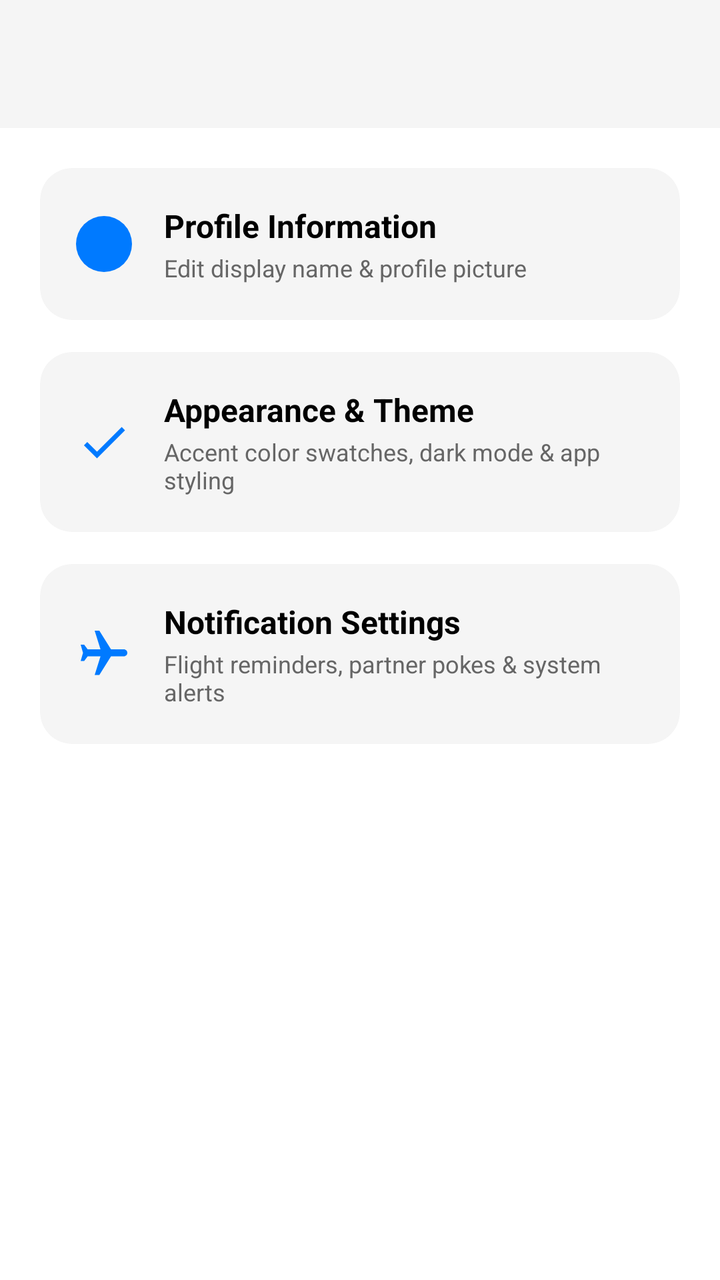
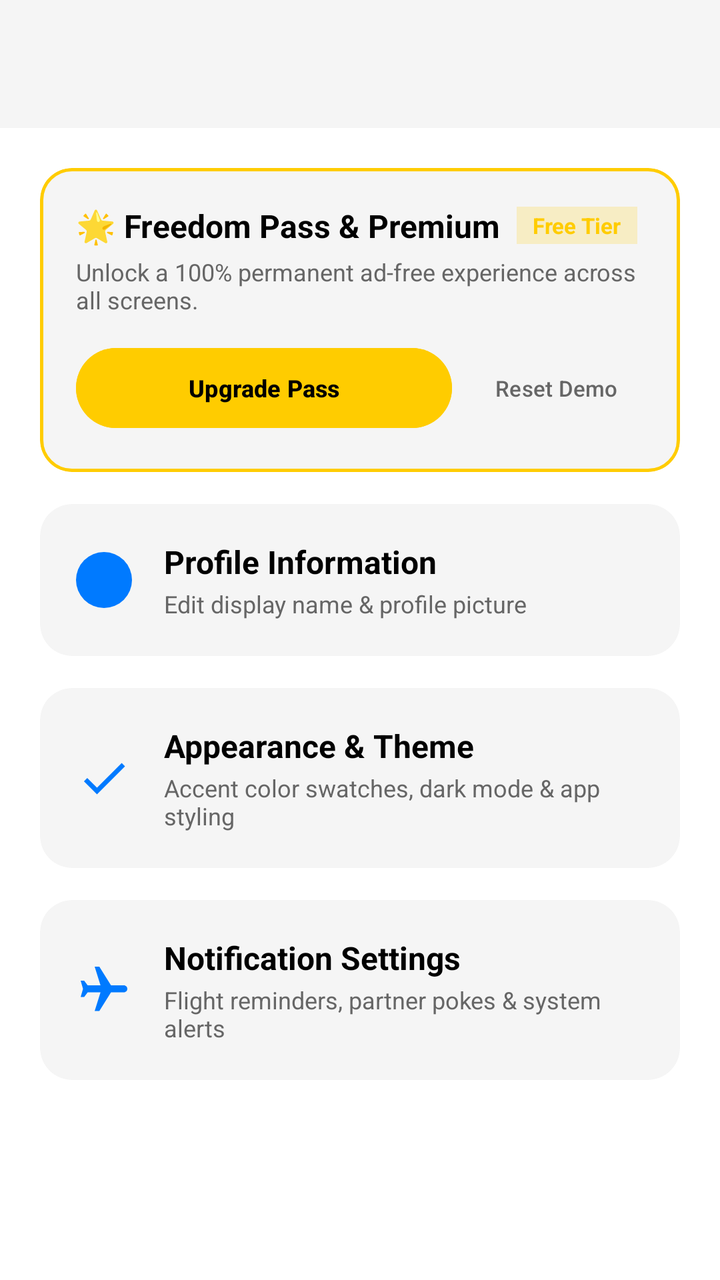

Two renders of the same Android screen: before a commit and after it. Below are the layout's source before the change and the commit's diff.
<!-- AndroidManifest.xml: application theme Theme.ProjectCecily -->
<!-- res/layout/activity_settings.xml -->
<?xml version="1.0" encoding="utf-8"?>
<androidx.constraintlayout.widget.ConstraintLayout xmlns:android="http://schemas.android.com/apk/res/android"
    xmlns:app="http://schemas.android.com/apk/res-auto"
    android:layout_width="match_parent"
    android:layout_height="match_parent"
    android:background="@color/app_background">

    
    <com.google.android.material.appbar.AppBarLayout
        android:id="@+id/appBarLayout"
        android:layout_width="match_parent"
        android:layout_height="wrap_content"
        android:fitsSystemWindows="true"
        app:elevation="4dp"
        app:layout_constraintEnd_toEndOf="parent"
        app:layout_constraintStart_toStartOf="parent"
        app:layout_constraintTop_toTopOf="parent">

        <com.google.android.material.appbar.MaterialToolbar
            android:id="@+id/toolbar"
            android:layout_width="match_parent"
            android:layout_height="?attr/actionBarSize"
            android:background="@color/card_background" />
    </com.google.android.material.appbar.AppBarLayout>

    <ScrollView
        android:id="@+id/settings_scroll"
        android:layout_width="0dp"
        android:layout_height="0dp"
        app:layout_constraintBottom_toBottomOf="parent"
        app:layout_constraintEnd_toEndOf="parent"
        app:layout_constraintStart_toStartOf="parent"
        app:layout_constraintTop_toBottomOf="@id/appBarLayout">

        <LinearLayout
            android:layout_width="match_parent"
            android:layout_height="wrap_content"
            android:orientation="vertical"
            android:padding="20dp">

            
            <com.google.android.material.card.MaterialCardView
                android:id="@+id/cardProfileSettings"
                android:layout_width="match_parent"
                android:layout_height="wrap_content"
                android:layout_marginBottom="16dp"
                android:clickable="true"
                android:focusable="true"
                app:cardBackgroundColor="@color/card_background"
                app:cardCornerRadius="16dp"
                app:strokeWidth="0dp">

                <LinearLayout
                    android:layout_width="match_parent"
                    android:layout_height="wrap_content"
                    android:gravity="center_vertical"
                    android:orientation="horizontal"
                    android:padding="18dp">

                    <ImageView
                        android:layout_width="28dp"
                        android:layout_height="28dp"
                        android:src="@drawable/ic_blank_user"
                        app:tint="@color/nav_selected" />

                    <LinearLayout
                        android:layout_width="0dp"
                        android:layout_height="wrap_content"
                        android:layout_marginStart="16dp"
                        android:layout_weight="1"
                        android:orientation="vertical">

                        <TextView
                            android:layout_width="wrap_content"
                            android:layout_height="wrap_content"
                            android:text="Profile Information"
                            android:textColor="@color/text_primary"
                            android:textSize="16sp"
                            android:textStyle="bold" />

                        <TextView
                            android:layout_width="wrap_content"
                            android:layout_height="wrap_content"
                            android:layout_marginTop="2dp"
                            android:text="Edit display name &amp; profile picture"
                            android:textColor="@color/text_secondary"
                            android:textSize="12sp" />
                    </LinearLayout>

                </LinearLayout>
            </com.google.android.material.card.MaterialCardView>

            
            <com.google.android.material.card.MaterialCardView
                android:id="@+id/cardAppearanceSettings"
                android:layout_width="match_parent"
                android:layout_height="wrap_content"
                android:layout_marginBottom="16dp"
                android:clickable="true"
                android:focusable="true"
                app:cardBackgroundColor="@color/card_background"
                app:cardCornerRadius="16dp"
                app:strokeWidth="0dp">

                <LinearLayout
                    android:layout_width="match_parent"
                    android:layout_height="wrap_content"
                    android:gravity="center_vertical"
                    android:orientation="horizontal"
                    android:padding="18dp">

                    <ImageView
                        android:layout_width="28dp"
                        android:layout_height="28dp"
                        android:src="@drawable/ic_check"
                        app:tint="@color/nav_selected" />

                    <LinearLayout
                        android:layout_width="0dp"
                        android:layout_height="wrap_content"
                        android:layout_marginStart="16dp"
                        android:layout_weight="1"
                        android:orientation="vertical">

                        <TextView
                            android:layout_width="wrap_content"
                            android:layout_height="wrap_content"
                            android:text="Appearance &amp; Theme"
                            android:textColor="@color/text_primary"
                            android:textSize="16sp"
                            android:textStyle="bold" />

                        <TextView
                            android:layout_width="wrap_content"
                            android:layout_height="wrap_content"
                            android:layout_marginTop="2dp"
                            android:text="Accent color swatches, dark mode &amp; app styling"
                            android:textColor="@color/text_secondary"
                            android:textSize="12sp" />
                    </LinearLayout>

                </LinearLayout>
            </com.google.android.material.card.MaterialCardView>

            
            <com.google.android.material.card.MaterialCardView
                android:id="@+id/cardNotificationSettings"
                android:layout_width="match_parent"
                android:layout_height="wrap_content"
                android:clickable="true"
                android:focusable="true"
                app:cardBackgroundColor="@color/card_background"
                app:cardCornerRadius="16dp"
                app:strokeWidth="0dp">

                <LinearLayout
                    android:layout_width="match_parent"
                    android:layout_height="wrap_content"
                    android:gravity="center_vertical"
                    android:orientation="horizontal"
                    android:padding="18dp">

                    <ImageView
                        android:layout_width="28dp"
                        android:layout_height="28dp"
                        android:src="@drawable/ic_plane"
                        app:tint="@color/nav_selected" />

                    <LinearLayout
                        android:layout_width="0dp"
                        android:layout_height="wrap_content"
                        android:layout_marginStart="16dp"
                        android:layout_weight="1"
                        android:orientation="vertical">

                        <TextView
                            android:layout_width="wrap_content"
                            android:layout_height="wrap_content"
                            android:text="Notification Settings"
                            android:textColor="@color/text_primary"
                            android:textSize="16sp"
                            android:textStyle="bold" />

                        <TextView
                            android:layout_width="wrap_content"
                            android:layout_height="wrap_content"
                            android:layout_marginTop="2dp"
                            android:text="Flight reminders, partner pokes &amp; system alerts"
                            android:textColor="@color/text_secondary"
                            android:textSize="12sp" />
                    </LinearLayout>

                </LinearLayout>
            </com.google.android.material.card.MaterialCardView>

        </LinearLayout>
    </ScrollView>

</androidx.constraintlayout.widget.ConstraintLayout>
<!-- resources referenced by this layout -->
<resources>
  <color name="app_background">#FFFFFF</color>
  <color name="card_background">#F5F5F5</color>
  <color name="nav_selected">#007AFF</color>
  <color name="text_primary">#000000</color>
  <color name="text_secondary">#666666</color>
  <!-- drawable ic_blank_user (drawable) -->
  <?xml version="1.0" encoding="utf-8"?>
  <vector xmlns:android="http://schemas.android.com/apk/res/android"
      android:width="120dp"
      android:height="120dp"
      android:viewportWidth="100"
      android:viewportHeight="100">
      
      <path
          android:fillColor="#555555"
          android:pathData="M0,50 A50,50 0 1,0 100,50 A50,50 0 1,0 0,50 Z" />
      
      <path
          android:fillColor="#CCCCCC"
          android:pathData="M50,22 A16,16 0 1,0 50,54 A16,16 0 1,0 50,22 Z" />
      
      <path
          android:fillColor="#CCCCCC"
          android:pathData="M22,86 C22,68 34,60 50,60 C66,60 78,68 78,86 Z" />
  </vector>
  <!-- drawable ic_check (drawable) -->
  <?xml version="1.0" encoding="utf-8"?>
  <vector xmlns:android="http://schemas.android.com/apk/res/android"
      android:width="28dp"
      android:height="28dp"
      android:viewportWidth="24"
      android:viewportHeight="24">
      <path
          android:fillColor="#FFFFFF"
          android:pathData="M9,16.17L4.83,12l-1.42,1.41L9,19 21,7l-1.41-1.41z" />
  </vector>
  <!-- drawable ic_plane (drawable) -->
  <?xml version="1.0" encoding="utf-8"?>
  <vector xmlns:android="http://schemas.android.com/apk/res/android"
      android:width="24dp"
      android:height="24dp"
      android:viewportWidth="24"
      android:viewportHeight="24">
      <group
          android:pivotX="12"
          android:pivotY="12"
          android:rotation="90">
          <path
              android:fillColor="#FFFFFF"
              android:pathData="M21,16v-2l-8,-5V3.5c0,-0.83 -0.67,-1.5 -1.5,-1.5S10,2.67 10,3.5V9l-8,5v2l8,-2.5V19l-2,1.5V22l3.5,-1 3.5,1v-1.5L13,19v-5.5l8,2.5z" />
      </group>
  </vector>
  <style name="Theme.ProjectCecily" parent="Base.Theme.ProjectCecily" />
  <style name="Base.Theme.ProjectCecily" parent="Theme.Material3.DayNight.NoActionBar">
          
          <item name="colorPrimary">@color/nav_selected</item>
          <item name="windowActionBar">false</item>
          <item name="windowNoTitle">true</item>
  
          
          <item name="colorOnSecondaryContainer">@color/nav_selected</item>
      </style>
</resources>

<!-- the commit's change to res/layout/activity_settings.xml (unified diff, before → after) -->
@@ -40,6 +40,95 @@
 
             
             <com.google.android.material.card.MaterialCardView
+                android:id="@+id/cardFreedomPassSettings"
+                android:layout_width="match_parent"
+                android:layout_height="wrap_content"
+                android:layout_marginBottom="16dp"
+                android:clickable="true"
+                android:focusable="true"
+                app:cardBackgroundColor="@color/card_background"
+                app:cardCornerRadius="16dp"
+                app:strokeColor="#FFCC00"
+                app:strokeWidth="1.5dp">
+
+                <LinearLayout
+                    android:layout_width="match_parent"
+                    android:layout_height="wrap_content"
+                    android:orientation="vertical"
+                    android:padding="18dp">
+
+                    <LinearLayout
+                        android:layout_width="match_parent"
+                        android:layout_height="wrap_content"
+                        android:gravity="center_vertical"
+                        android:orientation="horizontal">
+
+                        <TextView
+                            android:layout_width="wrap_content"
+                            android:layout_height="wrap_content"
+                            android:text="🌟 Freedom Pass &amp; Premium"
+                            android:textColor="@color/text_primary"
+                            android:textSize="16sp"
+                            android:textStyle="bold" />
+
+                        <TextView
+                            android:id="@+id/tvFreedomStatusBadge"
+                            android:layout_width="wrap_content"
+                            android:layout_height="wrap_content"
+                            android:layout_marginStart="8dp"
+                            android:background="#33FFCC00"
+                            android:paddingHorizontal="8dp"
+                            android:paddingVertical="2dp"
+                            android:text="Free Tier"
+                            android:textColor="#FFCC00"
+                            android:textSize="11sp"
+                            android:textStyle="bold" />
+                    </LinearLayout>
+
+                    <TextView
+                        android:id="@+id/tvFreedomSubtext"
+                        android:layout_width="wrap_content"
+                        android:layout_height="wrap_content"
+                        android:layout_marginTop="4dp"
+                        android:text="Unlock a 100% permanent ad-free experience across all screens."
+                        android:textColor="@color/text_secondary"
+                        android:textSize="12sp" />
+
+                    <LinearLayout
+                        android:layout_width="match_parent"
+                        android:layout_height="wrap_content"
+                        android:layout_marginTop="12dp"
+                        android:gravity="center_vertical"
+                        android:orientation="horizontal">
+
+                        <Button
+                            android:id="@+id/btnUpgradeFreedomPass"
+                            style="@style/Widget.Material3.Button"
+                            android:layout_width="0dp"
+                            android:layout_height="wrap_content"
+                            android:layout_weight="1"
+                            android:backgroundTint="#FFCC00"
+                            android:text="Upgrade Pass"
+                            android:textColor="#000000"
+                            android:textSize="12sp"
+                            android:textStyle="bold" />
+
+                        <Button
+                            android:id="@+id/btnResetFreedomPass"
+                            style="@style/Widget.Material3.Button.TextButton"
+                            android:layout_width="wrap_content"
+                            android:layout_height="wrap_content"
+                            android:layout_marginStart="8dp"
+                            android:text="Reset Demo"
+                            android:textColor="@color/text_secondary"
+                            android:textSize="11sp" />
+                    </LinearLayout>
+
+                </LinearLayout>
+            </com.google.android.material.card.MaterialCardView>
+
+            
+            <com.google.android.material.card.MaterialCardView
                 android:id="@+id/cardProfileSettings"
                 android:layout_width="match_parent"
                 android:layout_height="wrap_content"
